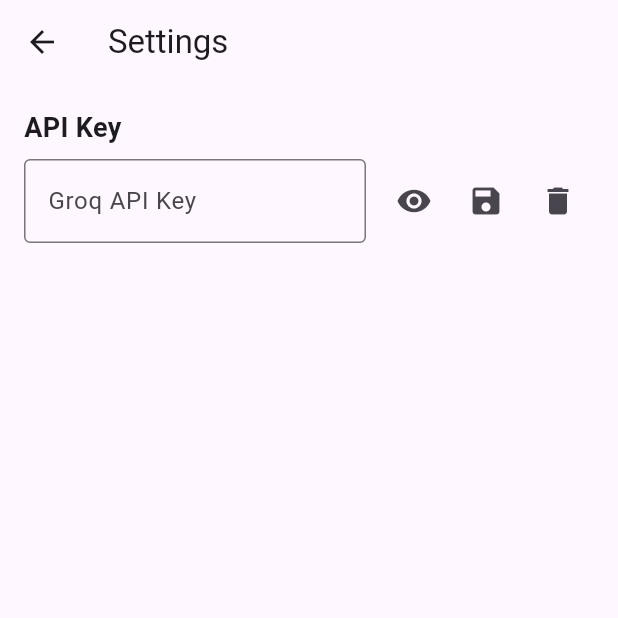
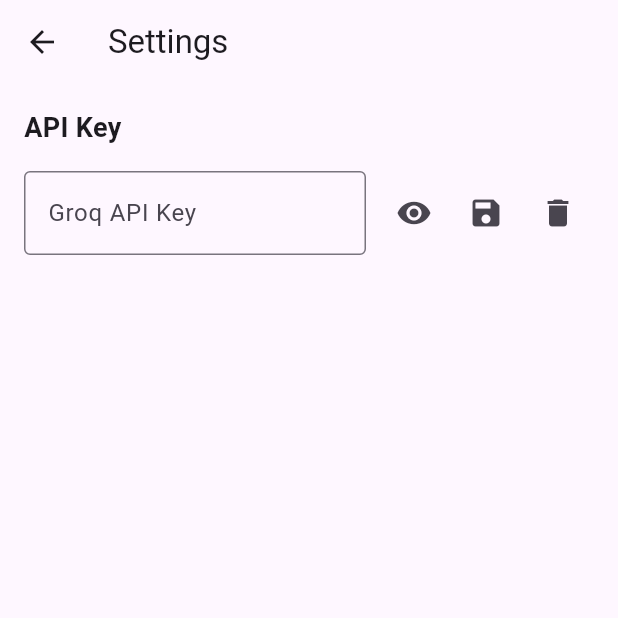
Before and after one commit to DevelopedByDev/autoquill_ai, a Flutter app: the screen it shows after launch, after a tap on the "settings" icon, on a phone screen of 412 x 824 dp, the top half of it. Run offline on Flutter 3.47's test engine with Material 3 defaults, Android fonts, the phone set to English and light mode, and no system bars; our stand-ins replace equatable, flutter_bloc, get_it, hive, hive_flutter; missing offline and left inert: hotkey_manager, record; accounts and stored records are empty.

Commit message:
fixed settings UI

```diff
--- a/lib/settings.dart
+++ b/lib/settings.dart
@@ -42,7 +42,7 @@ class SettingsPage extends StatelessWidget {
                       fontWeight: FontWeight.bold,
                     ),
                   ),
-                  const SizedBox(height: 8),
+                  const SizedBox(height: 16),
                   Row(
                     children: [
                       Expanded(
```
